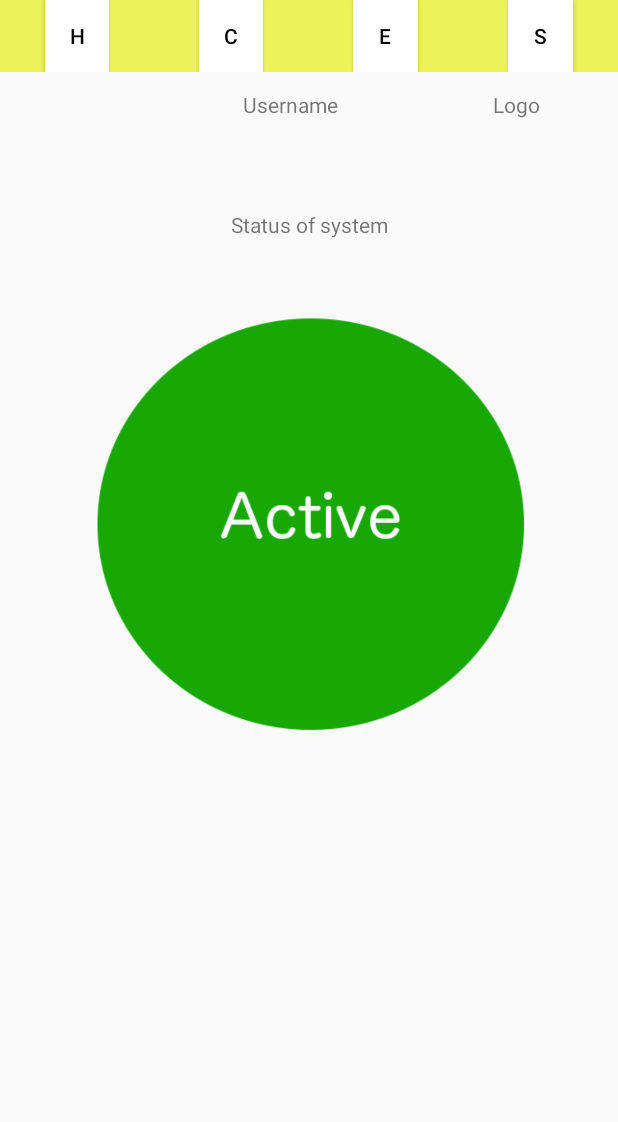
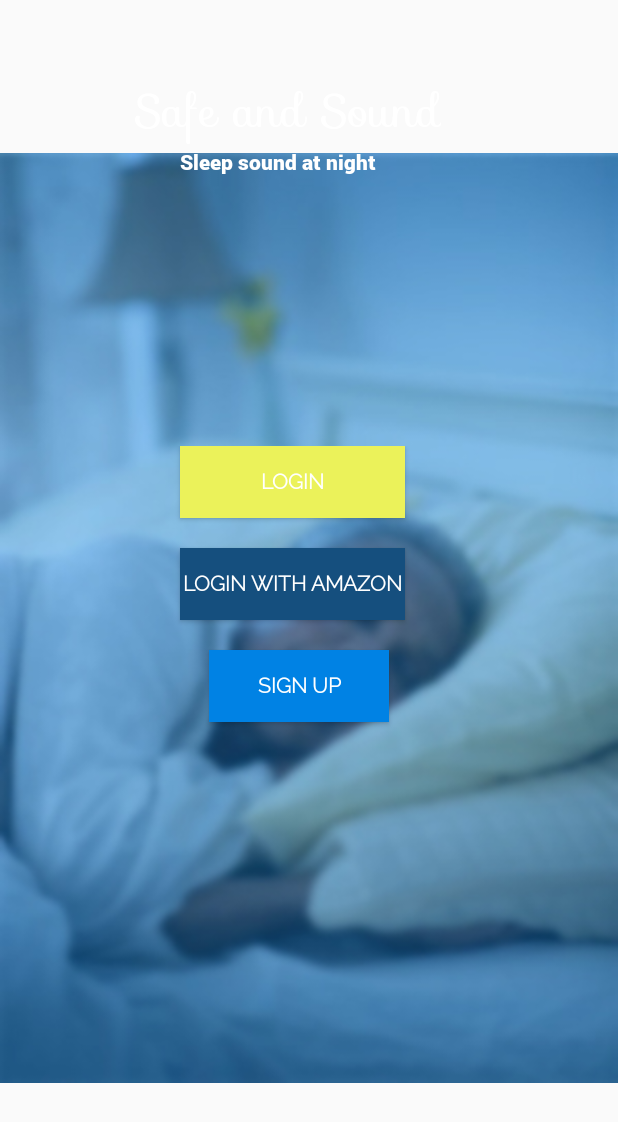
Before and after one commit to caoimhemalone/SoftwareProject, an Android app: the screen it shows after launch (MainActivity before the commit, Login after it), on a phone screen of 412 x 824 dp. Shown: the top 1122 px of the screen. Run offline under Robolectric (Android 15) with nearby library versions, the phone set to English and light mode, and no system bars.

Commit message:
Login 1 page done
iMac

```diff
--- a/SoftwareProjectAndroid/app/src/main/AndroidManifest.xml
+++ b/SoftwareProjectAndroid/app/src/main/AndroidManifest.xml
@@ -10,7 +10,7 @@
         android:supportsRtl="true"
         android:theme="@style/AppTheme">
         <activity
-            android:name=".MainActivity"
+            android:name=".Login"
             android:theme="@style/AppTheme.NoActionBar">
             <intent-filter>
                 <action android:name="android.intent.action.MAIN" />
@@ -31,6 +31,14 @@
             android:name=".Settings"
             android:theme="@style/AppTheme.NoActionBar">
         </activity>
+        <!--<activity-->
+            <!--android:name=".Login"-->
+            <!--android:theme="@style/AppTheme.NoActionBar">-->
+        <!--</activity>-->
+        <activity
+            android:name=".Register"
+            android:theme="@style/AppTheme.NoActionBar">
+        </activity>
     </application>
 
 </manifest>
--- /dev/null
+++ b/SoftwareProjectAndroid/app/src/main/java/com/example/caoimhemalone/softwareproject/Login.java
@@ -0,0 +1,12 @@
+package com.example.caoimhemalone.softwareproject;
+
+import android.os.Bundle;
+import android.support.v7.app.AppCompatActivity;
+
+public class Login extends AppCompatActivity {
+    @Override
+    protected void onCreate(Bundle savedInstanceState) {
+        super.onCreate(savedInstanceState);
+        setContentView(R.layout.login_content);
+    }
+}
--- /dev/null
+++ b/SoftwareProjectAndroid/app/src/main/java/com/example/caoimhemalone/softwareproject/Register.java
@@ -0,0 +1,12 @@
+package com.example.caoimhemalone.softwareproject;
+
+import android.os.Bundle;
+import android.support.v7.app.AppCompatActivity;
+
+public class Register extends AppCompatActivity {
+    @Override
+    protected void onCreate(Bundle savedInstanceState) {
+        super.onCreate(savedInstanceState);
+        setContentView(R.layout.register_content);
+    }
+}
--- /dev/null
+++ b/SoftwareProjectAndroid/app/src/main/res/layout/login_content.xml
@@ -0,0 +1,91 @@
+<?xml version="1.0" encoding="utf-8"?>
+<android.support.constraint.ConstraintLayout
+    xmlns:android="http://schemas.android.com/apk/res/android"
+    xmlns:app="http://schemas.android.com/apk/res-auto"
+    xmlns:tools="http://schemas.android.com/tools"
+    android:layout_width="match_parent"
+    android:layout_height="match_parent">
+
+    <ImageView
+        android:id="@+id/imageView2"
+        android:layout_width="match_parent"
+        android:layout_height="match_parent"
+        android:contentDescription="@string/womanDesc"
+        app:srcCompat="@drawable/loginbckrndedited" />
+
+    <LinearLayout
+        android:layout_width="match_parent"
+        android:layout_height="match_parent"
+        android:orientation="vertical"
+        >
+
+    <TextView
+        android:id="@+id/appName"
+        android:layout_width="wrap_content"
+        android:layout_height="wrap_content"
+        android:text="@string/app_name"
+        android:layout_marginStart="90dp"
+        android:layout_marginTop="50dp"
+        android:textColor="#fff"
+        android:fontFamily="@font/sofiaregular"
+        android:textAlignment="center"
+        android:textSize="30sp"
+        />
+
+    <TextView
+        android:id="@+id/slogan"
+        android:layout_width="wrap_content"
+        android:layout_height="wrap_content"
+        android:layout_below="@id/appName"
+        android:text="@string/slogan"
+        android:layout_marginStart="120dp"
+        android:textColor="@color/white"
+        android:fontFamily="@font/robotoblack"
+        android:textAlignment="center"
+        />
+
+        <LinearLayout
+            android:layout_width="match_parent"
+            android:layout_height="match_parent"
+            android:orientation="vertical"
+            android:layout_marginTop="180dp">
+
+            <Button
+                android:id="@+id/Login"
+                android:layout_width="150dp"
+                android:layout_height="wrap_content"
+                android:text="@string/login"
+                android:layout_marginStart="120dp"
+                android:textColor="@color/white"
+                android:background="@color/yellow"
+                android:fontFamily="@font/ralewaylight"
+                android:textStyle="bold"
+                />
+
+            <Button
+                android:id="@+id/LoginAM"
+                android:layout_width="150dp"
+                android:layout_height="wrap_content"
+                android:text="@string/loginAM"
+                android:layout_marginStart="120dp"
+                android:layout_marginTop="20dp"
+                android:textColor="@color/white"
+                android:background="@color/amazon"
+                android:fontFamily="@font/ralewaylight"
+                android:textStyle="bold"/>
+
+            <Button
+                android:id="@+id/SignUp"
+                android:layout_width="120dp"
+                android:layout_height="wrap_content"
+                android:text="@string/signup"
+                android:layout_marginStart="139dp"
+                android:textColor="@color/white"
+                android:background="@color/blue"
+                android:layout_marginTop="20dp"
+                android:fontFamily="@font/ralewaylight"
+                android:textStyle="bold"
+                />
+        </LinearLayout>
+    </LinearLayout>
+</android.support.constraint.ConstraintLayout>
--- /dev/null
+++ b/SoftwareProjectAndroid/app/src/main/res/layout/register_content.xml
@@ -0,0 +1,6 @@
+<?xml version="1.0" encoding="utf-8"?>
+<android.support.constraint.ConstraintLayout
+    xmlns:android="http://schemas.android.com/apk/res/android" android:layout_width="match_parent"
+    android:layout_height="match_parent">
+
+</android.support.constraint.ConstraintLayout>
--- a/SoftwareProjectAndroid/app/src/main/res/values/colors.xml
+++ b/SoftwareProjectAndroid/app/src/main/res/values/colors.xml
@@ -4,5 +4,9 @@
     <color name="colorPrimaryDark">#EFFA25</color>
     <color name="colorAccent">#B7DFED</color>
     <color name="topBarColor">#ffff</color>
+    <color name="white">#fff</color>
+    <color name="yellow">#EBF25A</color>
+    <color name="blue">#0082e4</color>
+    <color name="amazon">#154f7e</color>
 
 </resources>
--- a/SoftwareProjectAndroid/app/src/main/res/values/strings.xml
+++ b/SoftwareProjectAndroid/app/src/main/res/values/strings.xml
@@ -1,14 +1,21 @@
 <resources>
-    <string name="app_name">SoftwareProject</string>
+    <string name="app_name">Safe and Sound</string>
+    <string name="slogan">Sleep sound at night</string>
+    <string name="womanDesc">Woman Sleeping</string>
 
     <string name="navigation_drawer_open">Open navigation drawer</string>
     <string name="navigation_drawer_close">Close navigation drawer</string>
 
     <string name="action_settings">Settings</string>
+
     <string name="name"> Name </string>
     <string name="number"> Number </string>
     <string name="email"> Email</string>
     <string name="relation"> Relation</string>
     <string name="ranking"> Ranking </string>
     <string name="relationship"> Please state your relationship with the user</string>
+
+    <string name="signup"> Sign Up</string>
+    <string name="loginAM"> Login with Amazon</string>
+    <string name="login">Login</string>
 </resources>
```
Also changed, not shown: SoftwareProjectAndroid/app/src/main/res/drawable/loginbckrnd.jpg (added), SoftwareProjectAndroid/app/src/main/res/drawable/loginbckrndedited.jpg (added), SoftwareProjectAndroid/app/src/main/res/drawable/redgreenbtns.png (renamed from SoftwareProjectAndroid/app/src/main/res/drawable/red:greenbtns.png), SoftwareProjectAndroid/app/src/main/res/font/menloregular.ttf (added), SoftwareProjectAndroid/app/src/main/res/font/ralewayblack.ttf (added), SoftwareProjectAndroid/app/src/main/res/font/ralewaylight.ttf (added), SoftwareProjectAndroid/app/src/main/res/font/ralewayregular.ttf (added), SoftwareProjectAndroid/app/src/main/res/font/robotoblack.ttf (added), SoftwareProjectAndroid/app/src/main/res/font/robotolightitalic.ttf (added), SoftwareProjectAndroid/app/src/main/res/font/sofiaregular.otf (added), 3 other files.
